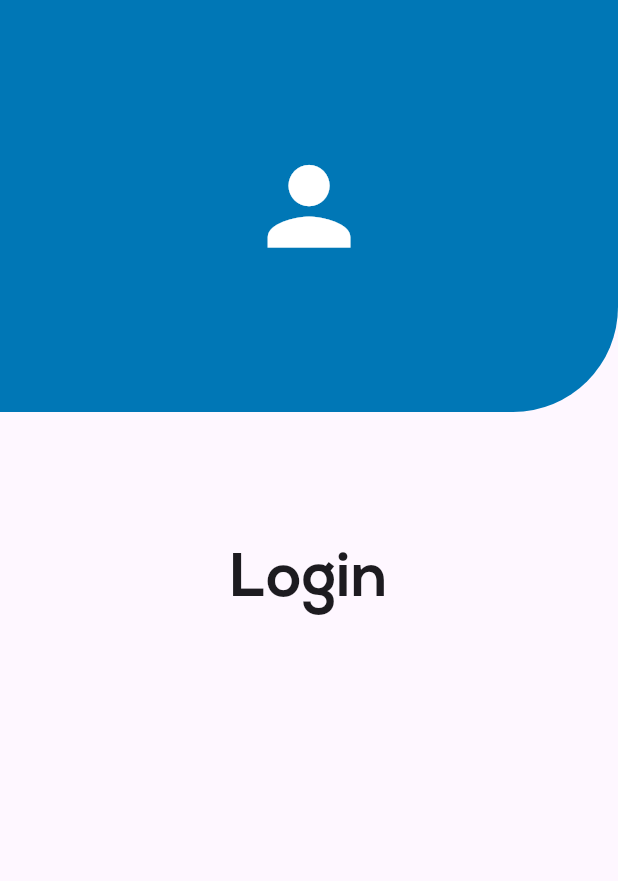
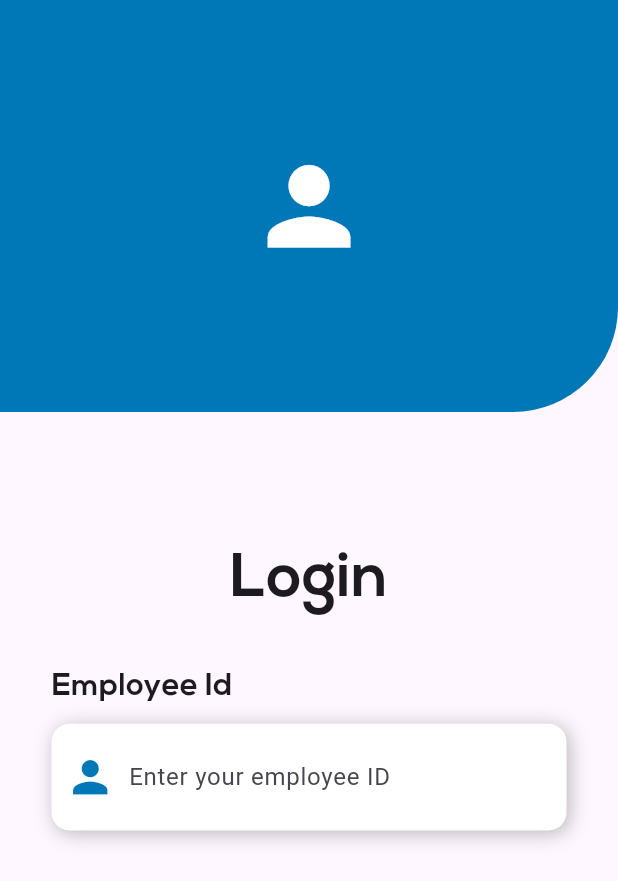
Before and after one commit to ranty97/hourly-app, a Flutter app: the screen it shows after launch, on a phone screen of 412 x 824 dp. Shown: the top 881 px of the screen. Run offline on Flutter 3.47's test engine with Material 3 defaults, Android fonts, the phone set to English and light mode, and no system bars; our stand-ins replace firebase_core; accounts and stored records are empty.

Commit message:
loginscreen ui and custom input widget

```diff
--- a/lib/loginscreen.dart
+++ b/lib/loginscreen.dart
@@ -1,4 +1,3 @@
-import 'package:flutter/cupertino.dart';
 import 'package:flutter/material.dart';
 
 class LoginScreen extends StatefulWidget {
@@ -20,14 +19,15 @@ class _LoginScreenState extends State<LoginScreen> {
     screenWidth = MediaQuery.of(context).size.width;
 
     return Scaffold(
-      body: Column(
+      body: SingleChildScrollView(
+        child: Column(
           children: [
             Container(
               height: screenHeight / 3,
               width: screenWidth,
               decoration: BoxDecoration(
                   color: primary,
-              borderRadius: BorderRadius.only(
+                  borderRadius: const BorderRadius.only(
                     bottomRight: Radius.circular(70),
                   )
               ),
@@ -43,14 +43,85 @@ class _LoginScreenState extends State<LoginScreen> {
               margin: EdgeInsets.only(
                 top: screenHeight / 10,
               ),
-            child:   Text(
+              child: Text(
                 "Login",
                 style: TextStyle(
                   fontSize: screenWidth / 10,
                   fontFamily: "Nexa Bold",
                 ),
+              ),
+            ),
+            Container(
+              alignment: Alignment.centerRight,
+              margin: EdgeInsets.symmetric(
+                horizontal: screenWidth / 12,
+                vertical: screenHeight / 30,
+              ),
+              child: Column(
+                crossAxisAlignment: CrossAxisAlignment.start,
+                children: [
+                  fieldTitle("Employee Id"),
+                  customInputField("Enter your employee ID"),
+                ],
+              ),
+            ),
+          ],
+        ),
+      ),
+    );
+  }
+
+  Widget fieldTitle(String title) {
+    return Container(
+      margin: const EdgeInsets.only(bottom: 10),
+      child: Text(
+        title,
+        style: TextStyle(
+          fontSize: screenWidth / 20,
+          fontFamily: "Nexa Bold",
+        ),
+      ),
+    );
+  }
+
+  Widget customInputField(String hint) {
+    return Container(
+      width: screenWidth,
+      decoration: const BoxDecoration(
+          color: Colors.white,
+          borderRadius: BorderRadius.all(Radius.circular(12)),
+          boxShadow: [
+            BoxShadow(
+                color: Colors.black26,
+                blurRadius: 10,
+                offset: Offset(2, 2)
             )
-          )
+          ]
+      ),
+      child: Row(
+        children: [
+          SizedBox(
+            width: screenWidth / 8,
+            child: Icon(
+              Icons.person,
+              color: primary,
+              size: screenWidth / 12,
+            ),
+          ),
+          Expanded(
+            child: TextFormField(
+              enableSuggestions: false,
+              autocorrect: false,
+              decoration: InputDecoration(
+                border: InputBorder.none,
+                contentPadding: EdgeInsets.symmetric(
+                  vertical: screenHeight / 35,
+                ),
+                hintText: hint,
+              ),
+              maxLines: 1,
+            ),
+          ),
         ],
       ),
     );
```
Lines whose indentation alone changed are shown as unchanged.
